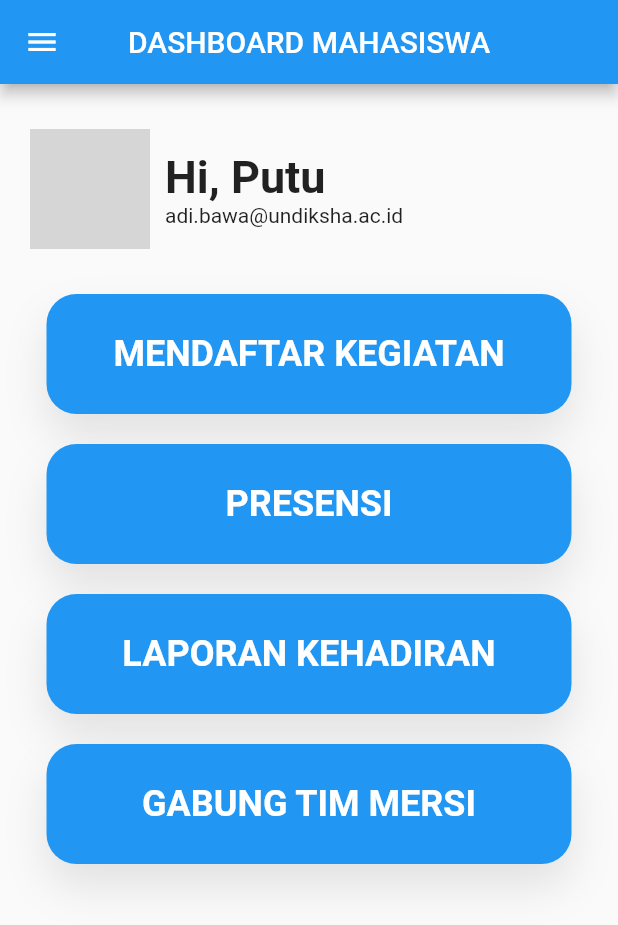
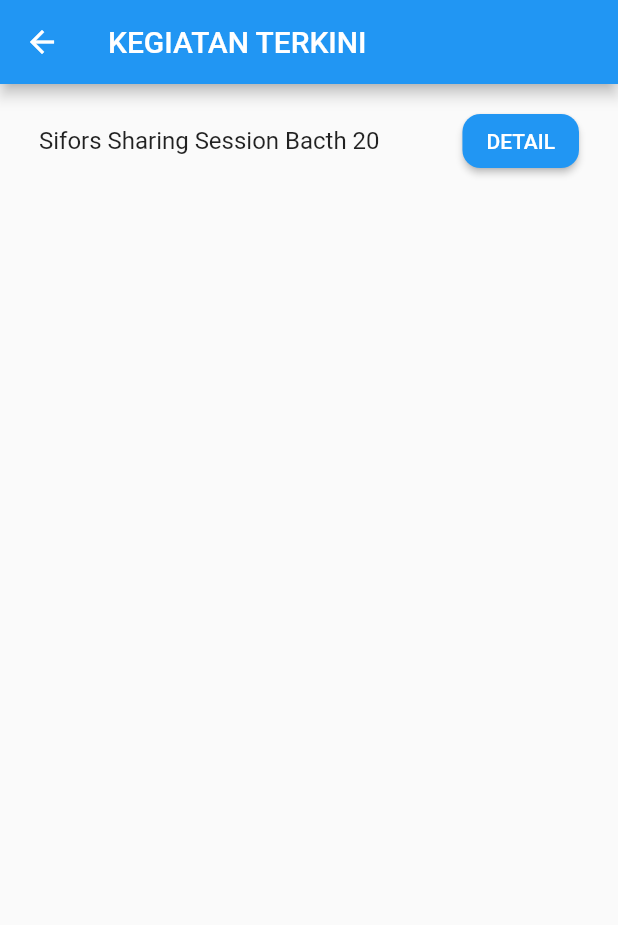
Before and after one commit to putuadibawa/absensi_sifors, a Flutter app: the DashboardMahasiswaView screen opened directly, after a tap on "MENDAFTAR KEGIATAN", on a phone screen of 412 x 824 dp. Shown: the top 925 px of the screen. Run offline on Flutter 3.47's test engine with Material 2 defaults, Android fonts, the phone set to English and light mode, and no system bars; network calls fail; grey boxes are pictures that could not be loaded.

Commit message:
menambahkan modul kegiatan_terkini dan detail_kegiatan

```diff
--- a/config.json
+++ b/config.json
@@ -4,6 +4,9 @@
         "splash_screen",
         "login",
         "dashboard_mahasiswa",
-        "profile"
+        "profile",
+        "notification",
+        "kegiatan_terkini",
+        "detail_kegiatan"
     ]
 }
--- a/lib/core.dart
+++ b/lib/core.dart
@@ -5,8 +5,14 @@ it means you have to rename it to something more unique.
 */
 export 'package:absensi_sifors/module/dashboard_mahasiswa/controller/dashboard_mahasiswa_controller.dart';
 export 'package:absensi_sifors/module/dashboard_mahasiswa/view/dashboard_mahasiswa_view.dart';
+export 'package:absensi_sifors/module/detail_kegiatan/controller/detail_kegiatan_controller.dart';
+export 'package:absensi_sifors/module/detail_kegiatan/view/detail_kegiatan_view.dart';
+export 'package:absensi_sifors/module/kegiatan_terkini/controller/kegiatan_terkini_controller.dart';
+export 'package:absensi_sifors/module/kegiatan_terkini/view/kegiatan_terkini_view.dart';
 export 'package:absensi_sifors/module/login/controller/login_controller.dart';
 export 'package:absensi_sifors/module/login/view/login_view.dart';
+export 'package:absensi_sifors/module/notification/controller/notification_controller.dart';
+export 'package:absensi_sifors/module/notification/view/notification_view.dart';
 export 'package:absensi_sifors/module/profile/controller/profile_controller.dart';
 export 'package:absensi_sifors/module/profile/view/profile_view.dart';
 export 'package:absensi_sifors/module/splash_screen/controller/splash_screen_controller.dart';
--- a/lib/module/dashboard_mahasiswa/view/dashboard_mahasiswa_view.dart
+++ b/lib/module/dashboard_mahasiswa/view/dashboard_mahasiswa_view.dart
@@ -42,7 +42,13 @@ class DashboardMahasiswaView extends StatefulWidget {
             ListTile(
               leading: const Icon(Icons.notifications_active),
               title: const Text("Notifikasi"),
-              onTap: () {},
+              onTap: () {
+                Navigator.push(
+                  context,
+                  MaterialPageRoute(
+                      builder: (context) => const NotificationView()),
+                );
+              },
             ),
             ListTile(
               leading: const Icon(Icons.person),
@@ -107,7 +113,13 @@ class DashboardMahasiswaView extends StatefulWidget {
                 height: 20.0,
               ),
               InkWell(
-                onTap: () {},
+                onTap: () {
+                  Navigator.push(
+                    context,
+                    MaterialPageRoute(
+                        builder: (context) => const KegiatanTerkiniView()),
+                  );
+                },
                 child: Container(
                   padding: const EdgeInsets.all(0),
                   height: 80.0,
--- /dev/null
+++ b/lib/module/kegiatan_terkini/controller/kegiatan_terkini_controller.dart
@@ -0,0 +1,20 @@
+import 'package:flutter/material.dart';
+import 'package:absensi_sifors/state_util.dart';
+import '../view/kegiatan_terkini_view.dart';
+
+class KegiatanTerkiniController extends State<KegiatanTerkiniView> implements MvcController {
+  static late KegiatanTerkiniController instance;
+  late KegiatanTerkiniView view;
+
+  @override
+  void initState() {
+    instance = this;
+    super.initState();
+  }
+
+  @override
+  void dispose() => super.dispose();
+
+  @override
+  Widget build(BuildContext context) => widget.build(context, this);
+}
--- /dev/null
+++ b/lib/module/kegiatan_terkini/view/kegiatan_terkini_view.dart
@@ -0,0 +1,50 @@
+import 'package:flutter/material.dart';
+import 'package:absensi_sifors/core.dart';
+import '../controller/kegiatan_terkini_controller.dart';
+
+class KegiatanTerkiniView extends StatefulWidget {
+  const KegiatanTerkiniView({Key? key}) : super(key: key);
+
+  Widget build(context, KegiatanTerkiniController controller) {
+    controller.view = this;
+
+    return Scaffold(
+      appBar: AppBar(
+        title: const Text("KEGIATAN TERKINI"),
+        actions: const [],
+      ),
+      body: SingleChildScrollView(
+        child: Container(
+          padding: const EdgeInsets.all(10.0),
+          child: Column(
+            children: [
+              ListTile(
+                title: const Text("Sifors Sharing Session Bacth 20"),
+                trailing: ElevatedButton(
+                  style: ElevatedButton.styleFrom(
+                    backgroundColor: Colors.blue,
+                    shape: RoundedRectangleBorder(
+                      borderRadius: BorderRadius.circular(12),
+                    ),
+                  ),
+                  onPressed: () {
+                    Navigator.push(
+                      context,
+                      MaterialPageRoute(
+                          builder: (context) => const DetailKegiatanView()),
+                    );
+                  },
+                  child: const Text("DETAIL"),
+                ),
+              ),
+            ],
+          ),
+        ),
+      ),
+    );
+
+  }
+
+  @override
+  State<KegiatanTerkiniView> createState() => KegiatanTerkiniController();
+}
--- a/lib/module/login/view/login_view.dart
+++ b/lib/module/login/view/login_view.dart
@@ -1,5 +1,6 @@
 import 'package:flutter/material.dart';
 import 'package:absensi_sifors/core.dart';
+//import 'package:google_sign_in/google_sign_in.dart';
 
 class LoginView extends StatefulWidget {
   const LoginView({Key? key}) : super(key: key);
--- a/pubspec.yaml
+++ b/pubspec.yaml
@@ -36,6 +36,7 @@ dependencies:
   # The following adds the Cupertino Icons font to your application.
   # Use with the CupertinoIcons class for iOS style icons.
   cupertino_icons: ^1.0.2
+  google_sign_in: ^6.1.0
 
 dev_dependencies:
   flutter_test:
```
Also changed, not shown: lib/module/detail_kegiatan/controller/detail_kegiatan_controller.dart (added, +20 -0 lines), lib/module/detail_kegiatan/view/detail_kegiatan_view.dart (added, +29 -0 lines), lib/module/notification/controller/notification_controller.dart (added, +20 -0 lines), lib/module/notification/view/notification_view.dart (added, +29 -0 lines), pubspec.lock, 3 other files.
